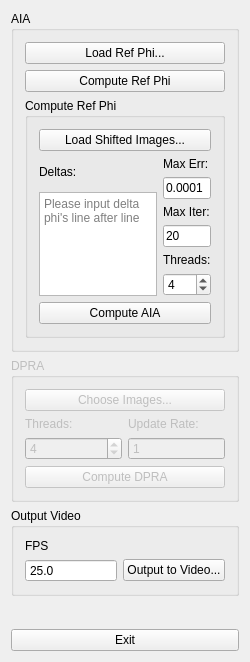
Above: App_DPRA/dprawidget.ui from TWANG006/G-LS3U before the change. Below: the same form after it.
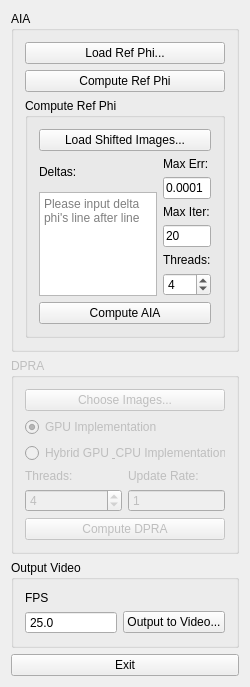
That is the form after the change.

Commit message: Complete the comparison of the new design of the CUDA implemented DPRA and the GPU&CPU hybrid version. The CUDA based on is much better than the CPU implementation

The edit to the form file:
```diff
--- a/App_DPRA/dprawidget.ui
+++ b/App_DPRA/dprawidget.ui
@@ -219,7 +219,21 @@
       <string>DPRA</string>
      </property>
      <layout class="QGridLayout" name="gridLayout_4">
-      <item row="1" column="0">
+      <item row="4" column="0">
+       <widget class="QPushButton" name="computeDPRAButton">
+        <property name="text">
+         <string>Compute DPRA</string>
+        </property>
+       </widget>
+      </item>
+      <item row="0" column="0">
+       <widget class="QPushButton" name="chooseImgButton">
+        <property name="text">
+         <string>Choose Images...</string>
+        </property>
+       </widget>
+      </item>
+      <item row="3" column="0">
        <layout class="QGridLayout" name="gridLayout_2" rowstretch="0,0" columnstretch="10,10">
         <item row="0" column="0">
          <widget class="QLabel" name="threadsLabel">
@@ -237,6 +251,9 @@
         </item>
         <item row="1" column="0">
          <widget class="QSpinBox" name="threadsSpinBox">
+          <property name="enabled">
+           <bool>false</bool>
+          </property>
           <property name="toolTipDuration">
            <number>-1</number>
           </property>
@@ -275,17 +292,20 @@
         </item>
        </layout>
       </item>
-      <item row="0" column="0">
-       <widget class="QPushButton" name="chooseImgButton">
+      <item row="1" column="0">
+       <widget class="QRadioButton" name="GPUradioButton">
         <property name="text">
-         <string>Choose Images...</string>
+         <string>GPU Implementation</string>
+        </property>
+        <property name="checked">
+         <bool>true</bool>
         </property>
        </widget>
       </item>
       <item row="2" column="0">
-       <widget class="QPushButton" name="computeDPRAButton">
+       <widget class="QRadioButton" name="GPUCPUradioButton">
         <property name="text">
-         <string>Compute DPRA</string>
+         <string>Hybrid GPU &amp; CPU Implementation</string>
         </property>
        </widget>
       </item>
```
Left out of the diff: 16 changed lines with no effect on the pictures. The commit also changes 4 other files.
